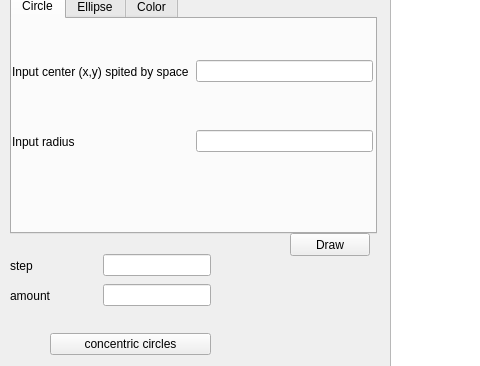
Before: the Qt Designer form lab_03/design.ui in wh75er/computer_graphics, drawn with Qt 5; both pictures show x 0 to 480 and y 87 to 453 of the 934 by 569 pixel window.
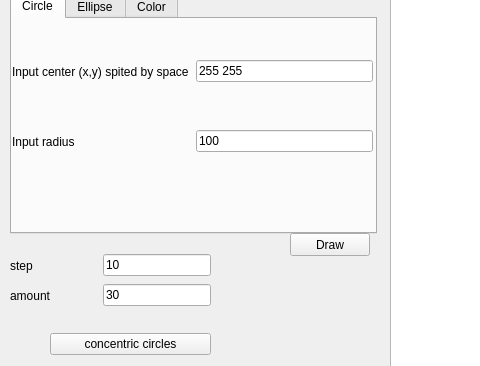
After: the same form once the commit is applied. The open tabs and pages were chosen to show the change.

Commit message: input boxes had been realized

What changed in the file:
```diff
--- a/lab_03/design.ui
+++ b/lab_03/design.ui
@@ -74,6 +74,9 @@
          <property name="mouseTracking">
           <bool>true</bool>
          </property>
+         <property name="text">
+          <string>100</string>
+         </property>
          <property name="clearButtonEnabled">
           <bool>false</bool>
          </property>
@@ -112,6 +115,9 @@
          <property name="mouseTracking">
           <bool>true</bool>
          </property>
+         <property name="text">
+          <string>255 255</string>
+         </property>
          <property name="clearButtonEnabled">
           <bool>false</bool>
          </property>
@@ -295,6 +301,9 @@
          <verstretch>0</verstretch>
         </sizepolicy>
        </property>
+       <property name="text">
+        <string>30</string>
+       </property>
       </widget>
      </item>
     </layout>
@@ -312,7 +321,7 @@
      <string>Draw</string>
     </property>
    </widget>
-   <widget class="QWidget" name="">
+   <widget class="QWidget" name="layoutWidget">
     <property name="geometry">
      <rect>
       <x>10</x>
@@ -357,7 +366,7 @@
      </item>
     </layout>
    </widget>
-   <widget class="QWidget" name="">
+   <widget class="QWidget" name="layoutWidget">
     <property name="geometry">
      <rect>
       <x>50</x>
@@ -399,7 +408,7 @@
      </item>
     </layout>
    </widget>
-   <widget class="QWidget" name="">
+   <widget class="QWidget" name="layoutWidget">
     <property name="geometry">
      <rect>
       <x>10</x>
@@ -424,6 +433,9 @@
          <verstretch>0</verstretch>
         </sizepolicy>
        </property>
+       <property name="text">
+        <string>10</string>
+       </property>
       </widget>
      </item>
     </layout>
```
Left out of the diff: 4 changed lines with no effect on the pictures. The commit also changes 1 other file.
